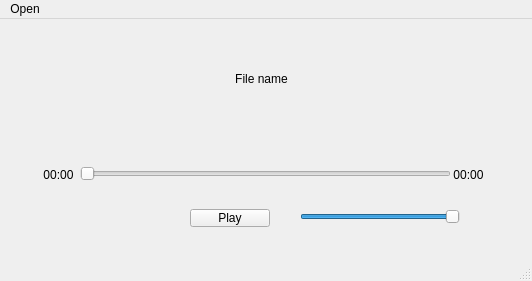
The window that mainwindow.ui (E-Lian/qt-music-player) describes before a commit, drawn with Qt 5.
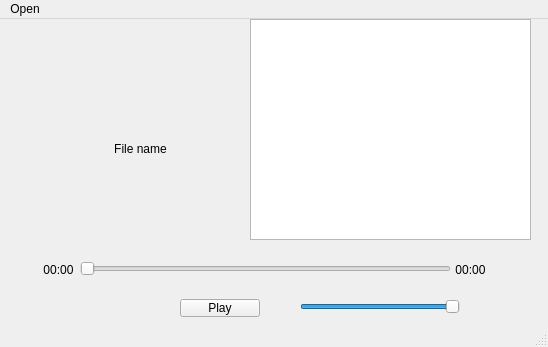
The same window after the commit.

Commit message: added playlist ui. can show all opened files. no actual playlist functionalities yet

Patch:
```diff
--- a/mainwindow.ui
+++ b/mainwindow.ui
@@ -6,8 +6,8 @@
    <rect>
     <x>0</x>
     <y>0</y>
-    <width>532</width>
-    <height>281</height>
+    <width>548</width>
+    <height>347</height>
    </rect>
   </property>
   <property name="windowTitle">
@@ -17,9 +17,9 @@
    <widget class="QLabel" name="fileName">
     <property name="geometry">
      <rect>
-      <x>-4</x>
-      <y>50</y>
-      <width>531</width>
+      <x>0</x>
+      <y>120</y>
+      <width>281</width>
       <height>20</height>
      </rect>
     </property>
@@ -33,8 +33,8 @@
    <widget class="QPushButton" name="playBtn">
     <property name="geometry">
      <rect>
-      <x>190</x>
-      <y>190</y>
+      <x>180</x>
+      <y>280</y>
       <width>80</width>
       <height>18</height>
      </rect>
@@ -47,7 +47,7 @@
     <property name="geometry">
      <rect>
       <x>300</x>
-      <y>190</y>
+      <y>280</y>
       <width>160</width>
       <height>16</height>
      </rect>
@@ -69,7 +69,7 @@
     <property name="geometry">
      <rect>
       <x>80</x>
-      <y>139</y>
+      <y>234</y>
       <width>371</width>
       <height>31</height>
      </rect>
@@ -85,7 +85,7 @@
     <property name="geometry">
      <rect>
       <x>40</x>
-      <y>145</y>
+      <y>240</y>
       <width>37</width>
       <height>21</height>
      </rect>
@@ -97,13 +97,23 @@
      <set>Qt::AlignmentFlag::AlignCenter</set>
     </property>
    </widget>
+   <widget class="QListWidget" name="playList">
+    <property name="geometry">
+     <rect>
+      <x>250</x>
+      <y>0</y>
+      <width>281</width>
+      <height>221</height>
+     </rect>
+    </property>
+   </widget>
    <widget class="QLabel" name="fileLength">
     <property name="geometry">
      <rect>
       <x>450</x>
-      <y>140</y>
-      <width>37</width>
-      <height>31</height>
+      <y>240</y>
+      <width>41</width>
+      <height>21</height>
      </rect>
     </property>
     <property name="text">
@@ -119,7 +129,7 @@
     <rect>
      <x>0</x>
      <y>0</y>
-     <width>532</width>
+     <width>548</width>
      <height>17</height>
     </rect>
    </property>
```
The commit also changes 6 other files.
